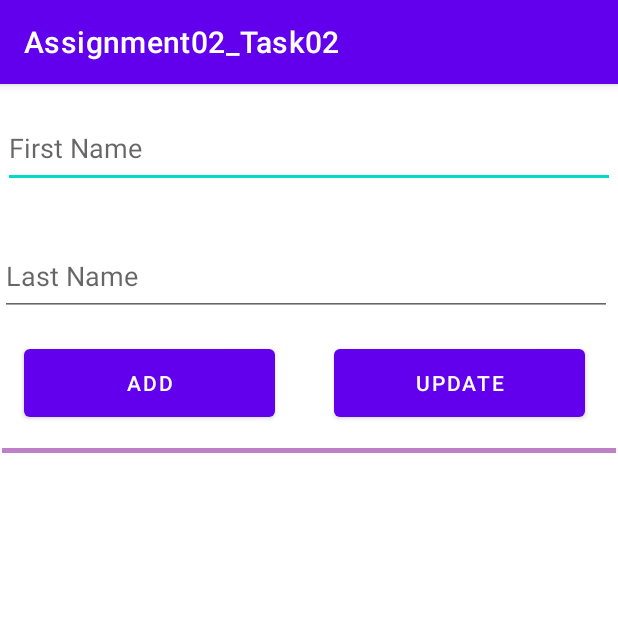
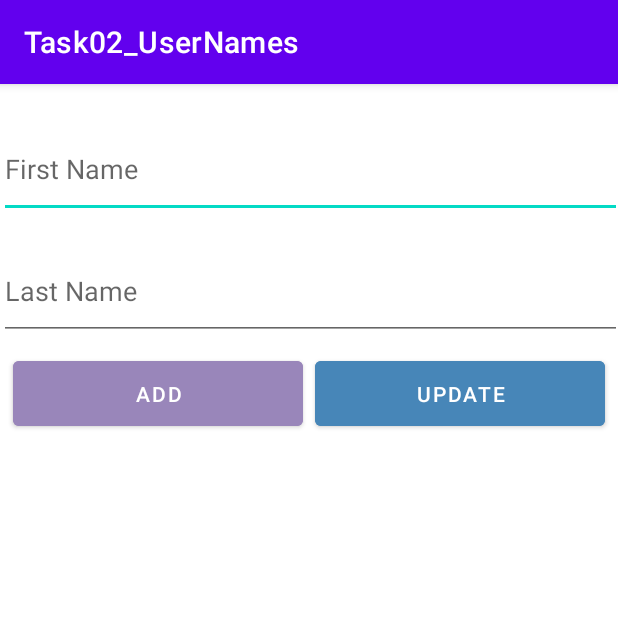
Before and after one commit to chilkacastro/App-Dev02-Assignment02, an Android app: the screen it shows after launch (MainActivity), after a tap on "ADD", on a phone screen of 412 x 824 dp, the top half of it. Run offline under Robolectric (Android 15) with nearby library versions, the phone set to English and light mode, and no system bars.

Commit message:
Working copy of Task02

```diff
--- a/Assignment02_Task02/app/build.gradle
+++ b/Assignment02_Task02/app/build.gradle
@@ -6,7 +6,7 @@ android {
     compileSdk 32
 
     defaultConfig {
-        applicationId "com.example.assignment02_task02"
+        applicationId "com.example.task02_usernames"
         minSdk 21
         targetSdk 32
         versionCode 1
--- a/Assignment02_Task02/app/src/main/AndroidManifest.xml
+++ b/Assignment02_Task02/app/src/main/AndroidManifest.xml
@@ -1,6 +1,6 @@
 <?xml version="1.0" encoding="utf-8"?>
 <manifest xmlns:android="http://schemas.android.com/apk/res/android"
-    package="com.example.assignment02_task02">
+    package="com.example.task02_usernames">
 
     <application
         android:allowBackup="true"
@@ -8,7 +8,7 @@
         android:label="@string/app_name"
         android:roundIcon="@mipmap/ic_launcher_round"
         android:supportsRtl="true"
-        android:theme="@style/Theme.Assignment02_Task02">
+        android:theme="@style/Theme.Task02_UserNames">
         <activity
             android:name=".MainActivity"
             android:exported="true">
--- a/Assignment02_Task02/app/src/main/java/com/example/assignment02_task02/DatabaseHelper.java
+++ /dev/null
@@ -1,100 +0,0 @@
-package com.example.assignment02_task02;
-
-import android.content.ContentValues;
-import android.content.Context;
-import android.database.Cursor;
-import android.database.sqlite.SQLiteDatabase;
-import android.database.sqlite.SQLiteOpenHelper;
-
-import androidx.annotation.Nullable;
-
-/**
- * Created by Chilka Castro on 4/9/2022.
- */
-public class DatabaseHelper extends SQLiteOpenHelper {
-    private static final String DATABASE_NAME = "Names.db";
-    private static final String TABLE_NAME = "Names_table";
-    private static final String COL_1 = "ID";
-    private static final String COL_2 = "FirstName";
-    private static final String COL_3 = "LastName";
-    private static final int DB_VERSION = 1;
-
-    public DatabaseHelper(@Nullable Context context) {
-        super(context, DATABASE_NAME, null, DB_VERSION);
-    }
-
-    /**
-     * Creates the table
-     * @param sqLiteDatabase the sqliteDatabase object
-     */
-    @Override
-    public void onCreate(SQLiteDatabase sqLiteDatabase) {
-        sqLiteDatabase.execSQL
-                ("CREATE TABLE " + TABLE_NAME +
-                "(ID Integer PRIMARY KEY AUTOINCREMENT, " +
-                "First_Name Text, Last_Name Text)");
-    }
-
-    /**
-     * Deletes table and then create the table again
-     * @param sqLiteDatabase the sqliteDatabase object
-     * @param i integer value
-     * @param i1 integer value
-     */
-    @Override
-    public void onUpgrade(SQLiteDatabase sqLiteDatabase, int i, int i1) {
-        sqLiteDatabase.execSQL("Drop table if exists " + TABLE_NAME);
-        onCreate(sqLiteDatabase);  // delete table and then create the table again
-    }
-
-    /** CREATED METHOD
-     *
-     * @param firstName the first name
-     * @param lastName the last name
-     * @return True if data is inserted and false if not inserted
-     */
-    public boolean insertData(String firstName, String lastName) {
-        SQLiteDatabase db = this.getWritableDatabase();
-        ContentValues contentValues = new ContentValues();
-        contentValues.put(COL_2, firstName);
-        contentValues.put(COL_3, lastName);
-
-        long result = db.insert(TABLE_NAME, null, contentValues);
-        db.close();
-        if (result == -1)
-            return false;
-        else
-            return true;
-
-    }
-
-    /**
-     * Gets all the data from the database
-     * @return a cursor object
-     */
-    public Cursor getAllData() {
-        SQLiteDatabase db = this.getWritableDatabase();
-        Cursor res = db.rawQuery("select * from " + TABLE_NAME, null);
-        return res;
-    }
-
-    /**
-     * Deletes a data based on the user ID
-     * @param id
-     * @return
-     */
-    public Integer deleteData(String id) {
-        SQLiteDatabase db = this.getWritableDatabase();
-        return db.delete(TABLE_NAME, "ID = ? ", new String[] {id});       // whereclause here will be replaced by the third parameter
-    }
-
-    public boolean update(String firstName, String lastName) {
-        SQLiteDatabase db = this.getWritableDatabase();
-        ContentValues contentValues = new ContentValues();
-//        contentValues.put(COL_1, id);
-        contentValues.put(COL_2, firstName); // key and value pair
-        contentValues.put(COL_3, lastName);
-        db.update(TABLE_NAME, contentValues, "First_Name = ? ", new String[]{firstName});
-        return true;
-    }
-}
--- a/Assignment02_Task02/app/src/main/java/com/example/assignment02_task02/MainActivity.java
+++ /dev/null
@@ -1,64 +0,0 @@
-package com.example.assignment02_task02;
-
-import androidx.appcompat.app.AppCompatActivity;
-
-import android.os.Bundle;
-import android.view.View;
-import android.widget.Button;
-import android.widget.EditText;
-import android.widget.Toast;
-
-public class MainActivity extends AppCompatActivity {
-    DatabaseHelper databaseHelper; // object of class database helper
-    EditText editTextFirstName, editTextLastName;
-    Button btnAdd, btnUpdate;
-
-    @Override
-    protected void onCreate(Bundle savedInstanceState) {
-        super.onCreate(savedInstanceState);
-        setContentView(R.layout.activity_main);
-
-        // Create DatabaseHelper object
-        databaseHelper = new DatabaseHelper(this);
-
-        // Connect views from xml to java in order to get the input data which is used to put info in the Database
-        editTextFirstName = findViewById(R.id.firstNameEditText);
-        editTextLastName = findViewById(R.id.lastNameEditText);
-
-        btnAdd = findViewById(R.id.addButton);
-        btnUpdate = findViewById(R.id.updateButton);
-
-        // ADD button functionality
-        btnAdd.setOnClickListener(new View.OnClickListener() {
-            @Override
-            public void onClick(View view) {
-                boolean isInserted = databaseHelper.insertData(editTextFirstName.getText().toString(),
-                        editTextLastName.getText().toString());
-
-                if (isInserted) {
-                    Toast.makeText(MainActivity.this, "Data inserted successfully", Toast.LENGTH_LONG).show();
-                }
-                else {
-                    Toast.makeText(MainActivity.this, "Data not inserted", Toast.LENGTH_LONG).show();
-
-                }
-            }
-        });
-
-        // UPDATE button functionality
-        btnUpdate.setOnClickListener(new View.OnClickListener() {
-            @Override
-            public void onClick(View view) {
-                // the insertMethod of the DatabaseHelper returns a boolean so you need a boolean variable
-                boolean isUpdated = databaseHelper.update(editTextFirstName.getText().toString(), editTextLastName.getText().toString());
-                if (isUpdated) {
-                    Toast.makeText(MainActivity.this, "Data updated successfully", Toast.LENGTH_SHORT).show();
-                } else {
-                    Toast.makeText(MainActivity.this, "Data not updated", Toast.LENGTH_SHORT).show();
-
-                }
-            }
-
-        });
-    }
-}
--- /dev/null
+++ b/Assignment02_Task02/app/src/main/java/com/example/task02_usernames/DatabaseHelper.java
@@ -0,0 +1,109 @@
+package com.example.task02_usernames;
+
+import android.content.ContentValues;
+import android.content.Context;
+import android.content.Intent;
+import android.database.Cursor;
+import android.database.sqlite.SQLiteDatabase;
+import android.database.sqlite.SQLiteOpenHelper;
+
+import androidx.annotation.Nullable;
+
+import java.util.ArrayList;
+
+/**
+ * Created by Chilka Castro on 4/9/2022.
+ */
+public class DatabaseHelper extends SQLiteOpenHelper {
+    private static final String DATABASE_NAME = "UserNames.db";
+    private static final String TABLE_NAME = "users_table";
+    private static final String COL_ID = "ID";
+    private static final String COL_FIRSTNAME = "FirstName";
+    private static final String COL_LASTNAME = "LastName";
+    private static final int DB_VERSION = 1;
+
+    public DatabaseHelper(@Nullable Context context) {
+        super(context, DATABASE_NAME, null, DB_VERSION);
+    }
+
+    @Override
+    public void onCreate(SQLiteDatabase sqLiteDatabase) {
+        String createTableQuery =
+                "CREATE TABLE " + TABLE_NAME +
+                        " (" + COL_ID + " INTEGER PRIMARY KEY AUTOINCREMENT, " +
+                        COL_FIRSTNAME + " TEXT," + COL_LASTNAME + " TEXT);";
+        sqLiteDatabase.execSQL(createTableQuery);
+    }
+
+    @Override
+    public void onUpgrade(SQLiteDatabase sqLiteDatabase, int i, int i1) {
+        sqLiteDatabase.execSQL("DROP TABLE IF EXISTS " + TABLE_NAME);
+        onCreate(sqLiteDatabase);
+    }
+
+    /** CREATED METHOD
+     * @return True if data is inserted and false if not inserted
+     */
+    public boolean insertData(User user) {
+        SQLiteDatabase db = this.getWritableDatabase();
+        ContentValues contentValues = new ContentValues();
+        contentValues.put(COL_FIRSTNAME, user.getFname());
+        contentValues.put(COL_LASTNAME, user.getLname());
+
+        long insertResult = db.insert(TABLE_NAME, null, contentValues);
+        if (insertResult == -1)
+            return false;
+        else
+            return true;
+    }
+
+    /**
+     * Update data
+     * @param user
+     * @return
+     */
+    public boolean update(User user) {
+        SQLiteDatabase db = this.getWritableDatabase();
+        ContentValues contentValues = new ContentValues();
+        contentValues.put(COL_FIRSTNAME, user.getFname()); // key and value pair
+        contentValues.put(COL_LASTNAME, user.getLname());
+        long updateResult = db.update(TABLE_NAME, contentValues, COL_ID	+ "	= ?", new String[] {String.valueOf(user.getId())}); // do this for int id
+        db.close();
+        if (updateResult == -1)
+            return false;
+        else
+            return true;
+    }
+
+    /**
+     * Gets all the data from the database
+     * @return a cursor object
+     */
+    public ArrayList<User> readAllData() {
+        String query = "SELECT * FROM " + TABLE_NAME;
+        SQLiteDatabase db = this.getReadableDatabase();
+        ArrayList<User> users = new ArrayList<>();
+        Cursor cursor = db.rawQuery(query, null);
+        if (cursor.moveToFirst()){
+            do{
+                int id = Integer.parseInt(cursor.getString(0));
+                String fname = cursor.getString(1);
+                String lname = cursor.getString(2);
+                users.add(new User(id, fname, lname));
+            } while (cursor.moveToNext());
+        }
+        cursor.close();
+        return users;
+    }
+
+    /**
+     * Deletes a data based on the user ID
+     * @param id
+     * @return
+     */
+    public Integer deleteData(String id) {
+        SQLiteDatabase db = this.getWritableDatabase();
+        return db.delete(TABLE_NAME, "ID = ? ", new String[] {id});       // whereclause here will be replaced by the third parameter
+    }
+
+}
--- /dev/null
+++ b/Assignment02_Task02/app/src/main/java/com/example/task02_usernames/MainActivity.java
@@ -0,0 +1,99 @@
+package com.example.task02_usernames;
+
+import androidx.appcompat.app.AppCompatActivity;
+import androidx.recyclerview.widget.LinearLayoutManager;
+import androidx.recyclerview.widget.RecyclerView;
+
+import android.database.Cursor;
+import android.os.Bundle;
+import android.view.View;
+import android.widget.Button;
+import android.widget.EditText;
+import android.widget.ImageButton;
+import android.widget.Toast;
+
+import java.util.ArrayList;
+import java.util.List;
+
+public class MainActivity extends AppCompatActivity {
+    RecyclerView recyclerView;
+    DatabaseHelper databaseHelper; // object of class database helper
+    EditText editTextFirstName, editTextLastName;
+    int userId;
+    Button btnAdd, btnUpdate;
+    RecyclerViewAdapter adapter;
+    ArrayList<User> userNames = new ArrayList<User>();
+
+    @Override
+    protected void onCreate(Bundle savedInstanceState) {
+        super.onCreate(savedInstanceState);
+        setContentView(R.layout.activity_main);
+
+        // Create DatabaseHelper object
+        databaseHelper = new DatabaseHelper(MainActivity.this);
+
+        // Connect views from xml to java in order to get the input data which is used to put info in the Database
+        editTextFirstName = findViewById(R.id.firstNameEditText);
+        editTextLastName = findViewById(R.id.lastNameEditText);
+
+        btnAdd = findViewById(R.id.addButton);
+        btnUpdate = findViewById(R.id.updateButton);
+
+
+        // ADD button functionality
+        btnAdd.setOnClickListener(new View.OnClickListener() {
+            @Override
+            public void onClick(View view) {
+                User user = new User(editTextFirstName.getText().toString(), editTextLastName.getText().toString());
+                boolean isInserted = databaseHelper.insertData(user);
+
+                if (isInserted) {
+                    Toast.makeText(MainActivity.this, "Data inserted successfully", Toast.LENGTH_LONG).show();
+                } else {
+                    Toast.makeText(MainActivity.this, "Data not inserted", Toast.LENGTH_LONG).show();
+
+                }
+
+            }
+        });
+
+        editTextLastName.setText(getIntent().getStringExtra("lname"));
+        editTextFirstName.setText(getIntent().getStringExtra("fname"));
+
+        // UPDATE button functionality
+        btnUpdate.setOnClickListener(new View.OnClickListener() {
+            @Override
+            public void onClick(View view) {
+                userId = getIntent().getIntExtra("id", 0);
+                User user = new User(userId, editTextFirstName.getText().toString(),
+                        editTextLastName.getText().toString());
+                boolean isUpdated = databaseHelper.update(user);
+                if (isUpdated) {
+                    Toast.makeText(MainActivity.this, "Data updated successfully",
+                            Toast.LENGTH_SHORT).show();
+                } else {
+                    Toast.makeText(MainActivity.this, "Data not updated",
+                            Toast.LENGTH_SHORT).show();
+                }
+
+            }
+        });
+
+        recyclerView = findViewById(R.id.usersRecyclerView);
+        LinearLayoutManager linearLayoutManager = new LinearLayoutManager(this);
+        recyclerView.setLayoutManager(linearLayoutManager);
+        userNames = databaseHelper.readAllData();
+        if (userNames.size() > 0) {
+            recyclerView.setVisibility(View.VISIBLE);
+            adapter = new RecyclerViewAdapter(this, userNames);
+            recyclerView.setAdapter(adapter);
+
+
+        } else {
+            recyclerView.setVisibility(View.GONE);
+            Toast.makeText(this, "There is no user in the database. Start adding now",
+                    Toast.LENGTH_LONG).show();
+        }
+
+    }
+}
--- /dev/null
+++ b/Assignment02_Task02/app/src/main/java/com/example/task02_usernames/User.java
@@ -0,0 +1,45 @@
+package com.example.task02_usernames;
+
+/**
+ * Created by Chilka Castro on 4/10/2022.
+ */
+public class User {
+    private int id;
+    private String fname;
+    private String lname;
+
+    public User(String fname, String lname) {
+        this.fname = fname;
+        this.lname = lname;
+    }
+
+    public User(int id, String fname, String lname) {
+        this.id = id;
+        this.fname = fname;
+        this.lname = lname;
+    }
+
+    public int getId() {
+        return id;
+    }
+
+    public void setId(int id) {
+        this.id = id;
+    }
+
+    public String getFname() {
+        return fname;
+    }
+
+    public void setFname(String fname) {
+        this.fname = fname;
+    }
+
+    public String getLname() {
+        return lname;
+    }
+
+    public void setLname(String lname) {
+        this.lname = lname;
+    }
+}
--- a/Assignment02_Task02/app/src/main/res/drawable/ic_delete.xml
+++ b/Assignment02_Task02/app/src/main/res/drawable/ic_delete.xml
@@ -1,4 +1,4 @@
-<vector android:height="24dp" android:tint="#922828"
+<vector android:height="24dp" android:tint="#6D5050"
     android:viewportHeight="24" android:viewportWidth="24"
     android:width="24dp" xmlns:android="http://schemas.android.com/apk/res/android">
     <path android:fillColor="@android:color/white" android:pathData="M3,3v18h18V3H3zM17,15.59L15.59,17L12,13.41L8.41,17L7,15.59L10.59,12L7,8.41L8.41,7L12,10.59L15.59,7L17,8.41L13.41,12L17,15.59z"/>
--- a/Assignment02_Task02/app/src/main/res/drawable/ic_pen.xml
+++ b/Assignment02_Task02/app/src/main/res/drawable/ic_pen.xml
@@ -1,4 +1,4 @@
-<vector android:height="24dp" android:tint="#FFFFFF"
+<vector android:height="24dp" android:tint="#6D5050"
     android:viewportHeight="24" android:viewportWidth="24"
     android:width="24dp" xmlns:android="http://schemas.android.com/apk/res/android">
     <path android:fillColor="@android:color/white" android:pathData="M3,17.25V21h3.75L17.81,9.94l-3.75,-3.75L3,17.25zM20.71,7.04c0.39,-0.39 0.39,-1.02 0,-1.41l-2.34,-2.34c-0.39,-0.39 -1.02,-0.39 -1.41,0l-1.83,1.83 3.75,3.75 1.83,-1.83z"/>
--- a/Assignment02_Task02/app/src/main/res/layout/activity_main.xml
+++ b/Assignment02_Task02/app/src/main/res/layout/activity_main.xml
@@ -8,9 +8,9 @@
 
     <EditText
         android:id="@+id/firstNameEditText"
-        android:layout_width="408dp"
-        android:layout_height="53dp"
-        android:layout_marginTop="16dp"
+        android:layout_width="415dp"
+        android:layout_height="65dp"
+        android:layout_marginTop="24dp"
         android:ems="10"
         android:hint="First Name"
         android:inputType="textPersonName"
@@ -20,57 +20,57 @@
 
     <EditText
         android:id="@+id/lastNameEditText"
-        android:layout_width="408dp"
-        android:layout_height="53dp"
-        android:layout_marginTop="32dp"
+        android:layout_width="415dp"
+        android:layout_height="65dp"
+        android:layout_marginTop="16dp"
         android:ems="10"
         android:hint="Last Name"
         android:inputType="textPersonName"
         app:layout_constraintEnd_toEndOf="parent"
-        app:layout_constraintHorizontal_bias="0.0"
         app:layout_constraintStart_toStartOf="parent"
         app:layout_constraintTop_toBottomOf="@+id/firstNameEditText" />
 
     <Button
+        android:id="@+id/updateButton"
+        android:layout_width="193dp"
+        android:layout_height="55dp"
+        android:layout_marginTop="8dp"
+        android:backgroundTint="#4786B8"
+        android:text="UPDATE"
+        app:layout_constraintEnd_toEndOf="parent"
+        app:layout_constraintHorizontal_bias="0.5"
+        app:layout_constraintStart_toEndOf="@+id/addButton"
+        app:layout_constraintTop_toBottomOf="@+id/lastNameEditText" />
+
+    <Button
         android:id="@+id/addButton"
-        android:layout_width="167dp"
-        android:layout_height="57dp"
-        android:layout_marginStart="16dp"
-        android:layout_marginTop="16dp"
+        android:layout_width="193dp"
+        android:layout_height="55dp"
+        android:layout_marginTop="8dp"
+        android:backgroundTint="#9986BA"
         android:text="ADD"
+        app:layout_constraintEnd_toStartOf="@+id/updateButton"
+        app:layout_constraintHorizontal_bias="0.5"
         app:layout_constraintStart_toStartOf="parent"
         app:layout_constraintTop_toBottomOf="@+id/lastNameEditText" />
 
-    <Button
-        android:id="@+id/updateButton"
-        android:layout_width="167dp"
-        android:layout_height="57dp"
-        android:layout_marginStart="20dp"
-        android:layout_marginTop="16dp"
-        android:text="UPDATE"
-        app:layout_constraintEnd_toEndOf="@id/lastNameEditText"
-        app:layout_constraintHorizontal_bias="0.51"
-        app:layout_constraintStart_toEndOf="@+id/addButton"
-        app:layout_constraintTop_toBottomOf="@+id/lastNameEditText" />
-
     <androidx.recyclerview.widget.RecyclerView
-        android:id="@+id/UsersRecyclerView"
-        android:layout_width="408dp"
-        android:layout_height="402dp"
-        android:layout_marginTop="32dp"
-        app:layout_constraintEnd_toEndOf="parent"
-        app:layout_constraintHorizontal_bias="0.666"
-        app:layout_constraintStart_toStartOf="parent"
-        app:layout_constraintTop_toBottomOf="@+id/updateButton" />
-
-    <View
-        android:id="@+id/divider"
-        android:layout_width="409dp"
-        android:layout_height="3dp"
-        android:background="#E39696"
-        android:backgroundTint="#BE81C8"
-        app:layout_constraintBottom_toTopOf="@+id/UsersRecyclerView"
+        android:id="@+id/usersRecyclerView"
+        android:layout_width="413dp"
+        android:layout_height="345dp"
+        android:layout_marginTop="20dp"
         app:layout_constraintEnd_toEndOf="parent"
         app:layout_constraintStart_toStartOf="parent"
+        app:layout_constraintTop_toBottomOf="@+id/textView" />
+
+    <TextView
+        android:id="@+id/textView"
+        android:layout_width="393dp"
+        android:layout_height="21dp"
+        android:layout_marginTop="4dp"
+        app:layout_constraintEnd_toEndOf="parent"
+        app:layout_constraintHorizontal_bias="0.444"
+        app:layout_constraintStart_toStartOf="parent"
         app:layout_constraintTop_toBottomOf="@+id/addButton" />
+
 </androidx.constraintlayout.widget.ConstraintLayout>
--- a/Assignment02_Task02/app/src/main/res/values-night/themes.xml
+++ b/Assignment02_Task02/app/src/main/res/values-night/themes.xml
@@ -1,6 +1,6 @@
 <resources xmlns:tools="http://schemas.android.com/tools">
     <!-- Base application theme. -->
-    <style name="Theme.Assignment02_Task02" parent="Theme.MaterialComponents.DayNight.DarkActionBar">
+    <style name="Theme.Task02_UserNames" parent="Theme.MaterialComponents.DayNight.DarkActionBar">
         <!-- Primary brand color. -->
         <item name="colorPrimary">@color/purple_200</item>
         <item name="colorPrimaryVariant">@color/purple_700</item>
--- a/Assignment02_Task02/app/src/main/res/values/strings.xml
+++ b/Assignment02_Task02/app/src/main/res/values/strings.xml
@@ -1,3 +1,3 @@
 <resources>
-    <string name="app_name">Assignment02_Task02</string>
+    <string name="app_name">Task02_UserNames</string>
 </resources>
--- a/Assignment02_Task02/app/src/main/res/values/themes.xml
+++ b/Assignment02_Task02/app/src/main/res/values/themes.xml
@@ -1,6 +1,6 @@
 <resources xmlns:tools="http://schemas.android.com/tools">
     <!-- Base application theme. -->
-    <style name="Theme.Assignment02_Task02" parent="Theme.MaterialComponents.DayNight.DarkActionBar">
+    <style name="Theme.Task02_UserNames" parent="Theme.MaterialComponents.DayNight.DarkActionBar">
         <!-- Primary brand color. -->
         <item name="colorPrimary">@color/purple_500</item>
         <item name="colorPrimaryVariant">@color/purple_700</item>
--- a/Assignment02_Task02/settings.gradle
+++ b/Assignment02_Task02/settings.gradle
@@ -12,5 +12,5 @@ dependencyResolutionManagement {
         mavenCentral()
     }
 }
-rootProject.name = "Assignment02_Task02"
+rootProject.name = "Task02_UserNames"
 include ':app'
```
Also changed, not shown: Assignment02_Task02/app/src/main/java/com/example/task02_usernames/RecyclerViewAdapter.java (added, +92 -0 lines), Assignment02_Task02/app/src/main/res/layout/child_row.xml (+28 -21 lines), Assignment02_Task02/gradle/wrapper/gradle-wrapper.properties, 4 other files.
